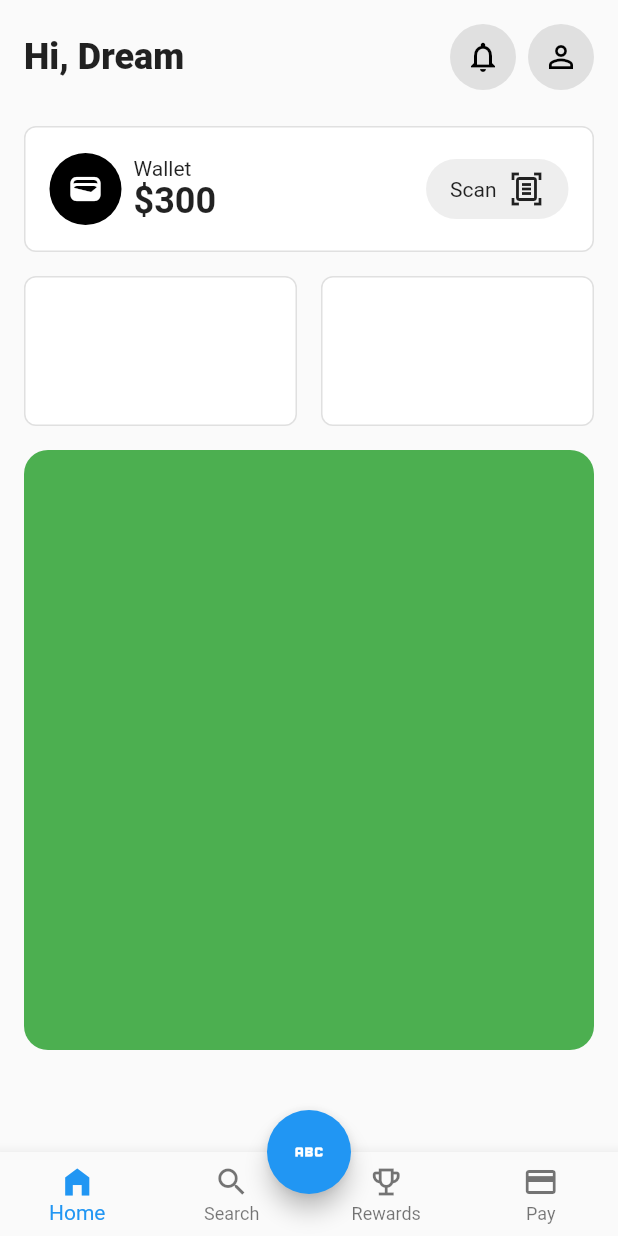
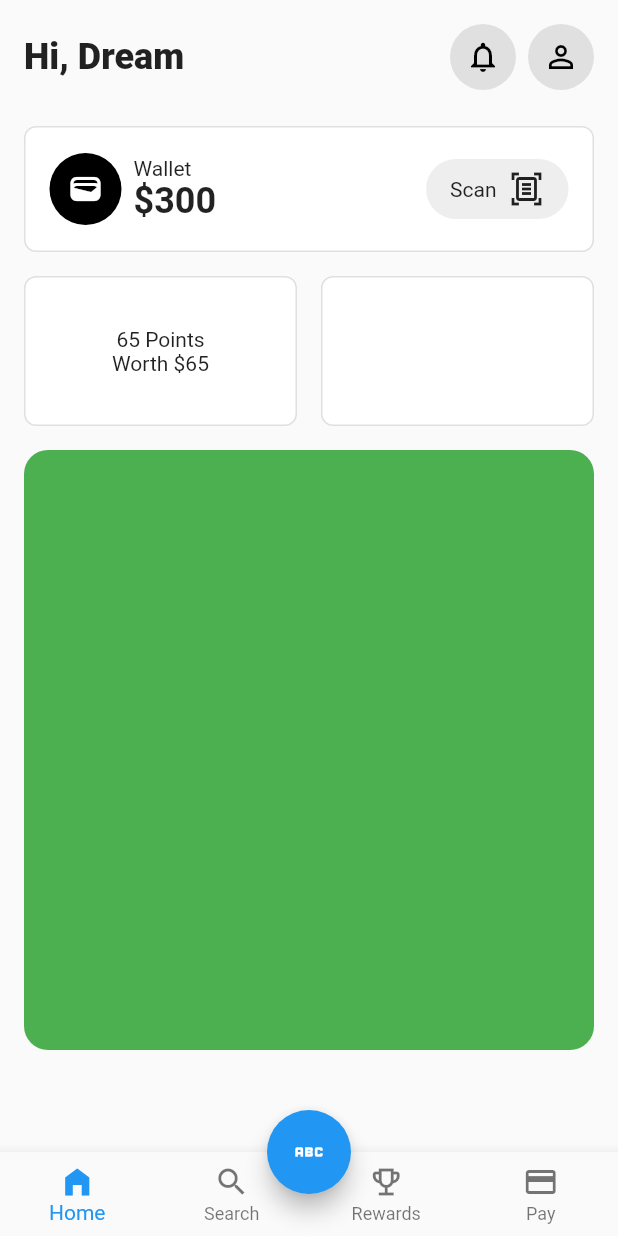
Before and after one commit to JAICHANGPARK/flutter_notebook_chapter_31, a Flutter app: the TeaDrinkMainPage screen opened directly, on a phone screen of 412 x 824 dp. Run offline on Flutter 3.47's test engine with Material 2 defaults, Android fonts, the phone set to English and light mode, and no system bars.

Commit message:
Update tea_drink_main_page.dart

```diff
--- a/lib/ep1551_tea_drink_app/view/tea_drink_main_page.dart
+++ b/lib/ep1551_tea_drink_app/view/tea_drink_main_page.dart
@@ -99,7 +99,7 @@ class _TeaDrinkMainPageState extends State<TeaDrinkMainPage> {
                                     color: Colors.grey[200],
                                     borderRadius: BorderRadius.circular(32),
                                   ),
-                                  padding: const EdgeInsets.symmetric(horizontal: 16,vertical: 8),
+                                  padding: const EdgeInsets.symmetric(horizontal: 16, vertical: 8),
                                   child: const Row(
                                     children: [
                                       Text("Scan"),
@@ -125,6 +125,15 @@ class _TeaDrinkMainPageState extends State<TeaDrinkMainPage> {
                                       borderRadius: BorderRadius.circular(8),
                                       border: Border.all(
                                         color: Colors.grey[300]!,
+                                      ),
+                                    ),
+                                    child: Center(
+                                      child: Column(
+                                        mainAxisAlignment: MainAxisAlignment.center,
+                                        children: [
+                                          Text("65 Points"),
+                                          Text("Worth \$65"),
+                                        ],
                                       ),
                                     ),
                                   ),
```
